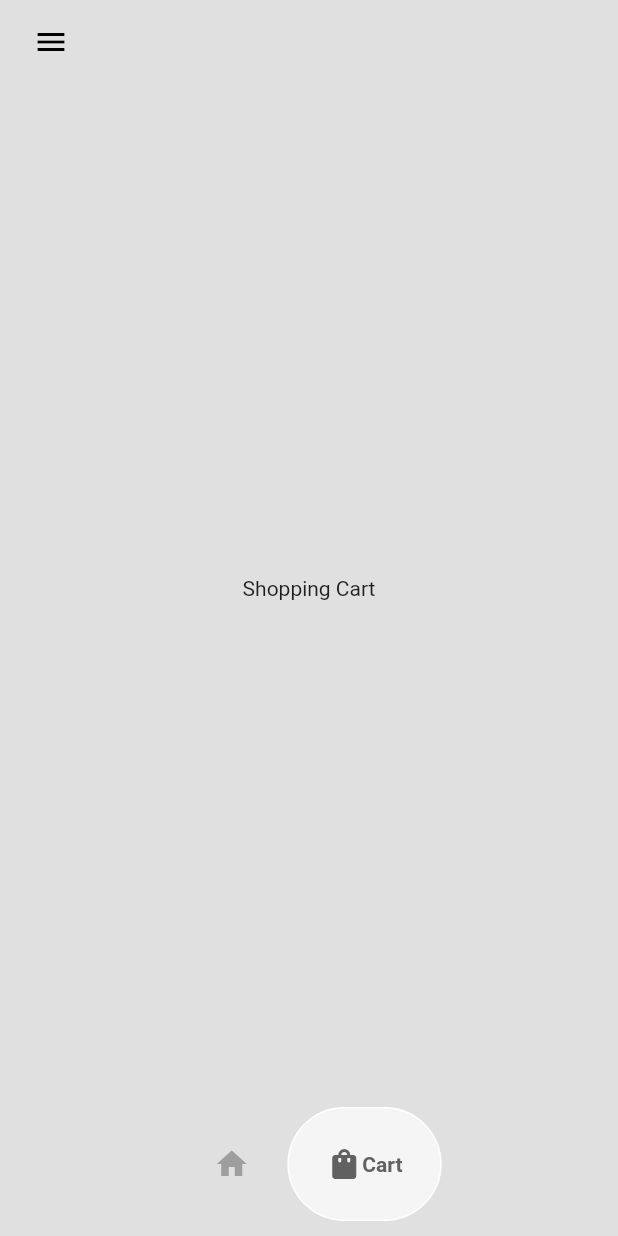
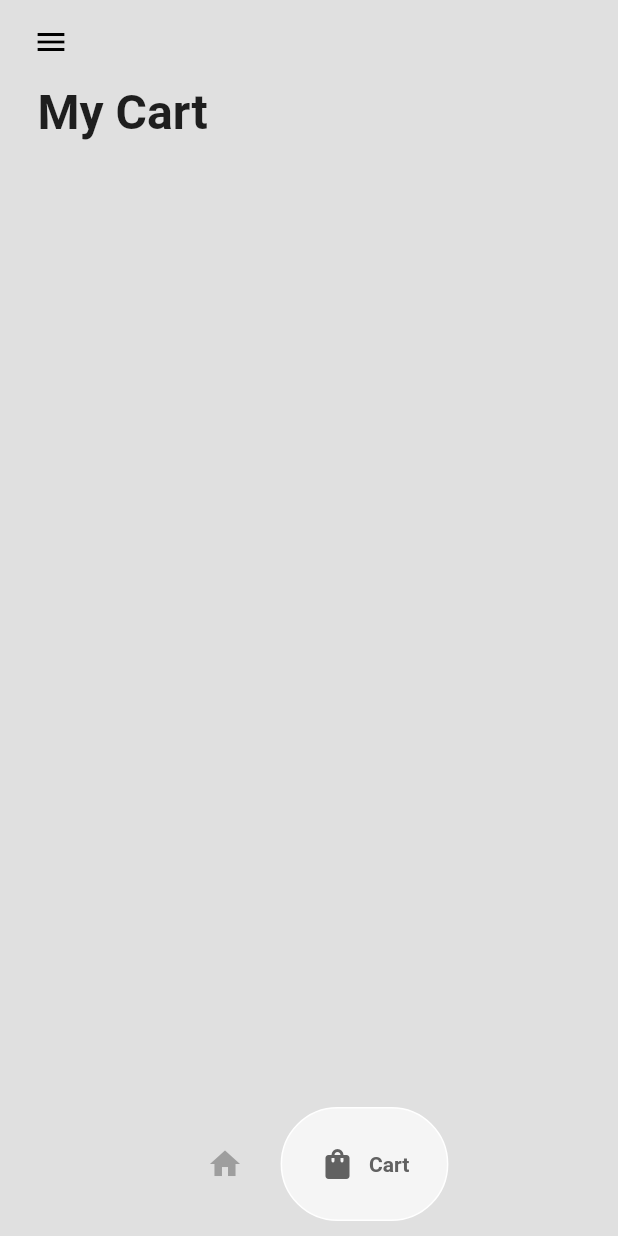
Before and after one commit to bryanken00/shoppingapp, a Flutter app: the HomePage screen opened directly, item 2 of the bottom bar chosen, on a phone screen of 412 x 824 dp. Run offline on Flutter 3.47's test engine with Material 2 defaults, Android fonts, the phone set to English and light mode, and no system bars; drawn by our look-alikes of google_nav_bar.

Commit message:
Cart Item

```diff
--- a/lib/components/button_nav_bar.dart
+++ b/lib/components/button_nav_bar.dart
@@ -19,6 +19,7 @@ class MyButtonNavBar extends StatelessWidget {
         tabBackgroundColor: Colors.grey.shade100,
         mainAxisAlignment: MainAxisAlignment.center,
         tabBorderRadius: 64,
+        gap: 9,
         onTabChange: (value) => onTabChange(value),
         tabs: const [
           GButton(icon: Icons.home, text: 'Shop'),
--- /dev/null
+++ b/lib/models/cart.dart
@@ -0,0 +1,48 @@
+import "package:flutter/material.dart";
+
+import "BeautyProd.dart";
+
+class Cart extends ChangeNotifier {
+  // Obj List
+  List<BeautyProd> productData = [
+    BeautyProd(
+      name: 'Gel Toner',
+      price: '100',
+      imagePath: 'lib/images/fsoap.png',
+    ),
+    BeautyProd(
+      name: 'Sunblock',
+      price: '50',
+      imagePath: 'lib/images/fglowskin.png',
+    ),
+    BeautyProd(
+      name: 'Kojic Rejuvinating Soap',
+      price: '80',
+      imagePath: 'lib/images/frejuv.png',
+    ),
+    BeautyProd(
+      name: 'Toner',
+      price: '125',
+      imagePath: 'lib/images/fsoap.png',
+    ),
+  ];
+  List<BeautyProd> userCart = [];
+
+  List<BeautyProd> getProductList() {
+    return productData;
+  }
+
+  List<BeautyProd> getUserCart() {
+    return userCart;
+  }
+
+  void addItemCart(BeautyProd beautyProd) {
+    userCart.add(beautyProd);
+    notifyListeners();
+  }
+
+  void removeItemCart(BeautyProd beautyProd) {
+    userCart.remove(beautyProd);
+    notifyListeners();
+  }
+}
--- a/lib/pages/cart_page.dart
+++ b/lib/pages/cart_page.dart
@@ -1,10 +1,43 @@
 import 'package:flutter/material.dart';
+import 'package:provider/provider.dart';
+import 'package:shoppingapp/models/BeautyProd.dart';
+
+import '../components/cart_item.dart';
+import '../models/cart.dart';
 
 class CartPage extends StatelessWidget {
   const CartPage({super.key});
 
   @override
   Widget build(BuildContext context) {
-    return Center(child: Text('Shopping Cart'));
+    return Consumer<Cart>(
+      builder: (context, value, child) => Padding(
+        padding: const EdgeInsets.symmetric(horizontal: 25.0),
+        child: Column(
+          crossAxisAlignment: CrossAxisAlignment.start,
+          children: [
+            const Text(
+              'My Cart',
+              style: TextStyle(fontWeight: FontWeight.bold, fontSize: 32),
+            ),
+            const SizedBox(height: 20),
+            Expanded(
+              child: ListView.builder(
+                itemCount: value.getUserCart().length,
+                itemBuilder: (context, index) {
+                  // get individual products
+                  BeautyProd individual = value.getUserCart()[index];
+
+                  //return cart item
+                  return CartItem(
+                    beautyProd: individual,
+                  );
+                },
+              ),
+            ),
+          ],
+        ),
+      ),
+    );
   }
 }
--- a/pubspec.yaml
+++ b/pubspec.yaml
@@ -36,6 +36,7 @@ dependencies:
   # Use with the CupertinoIcons class for iOS style icons.
   cupertino_icons: ^1.0.2
   google_nav_bar: ^5.0.6
+  provider:
 
 dev_dependencies:
   flutter_test:
```
Also changed, not shown: lib/components/Product_Tile.dart (+6 -2 lines), lib/components/cart_item.dart (added, +47 -0 lines), lib/main.dart (+8 -3 lines), lib/pages/shop_page.dart (+41 -25 lines), pubspec.lock.
